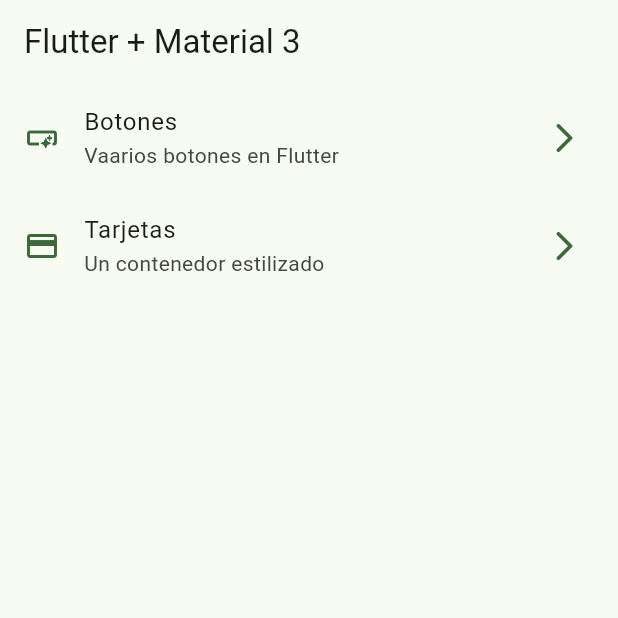
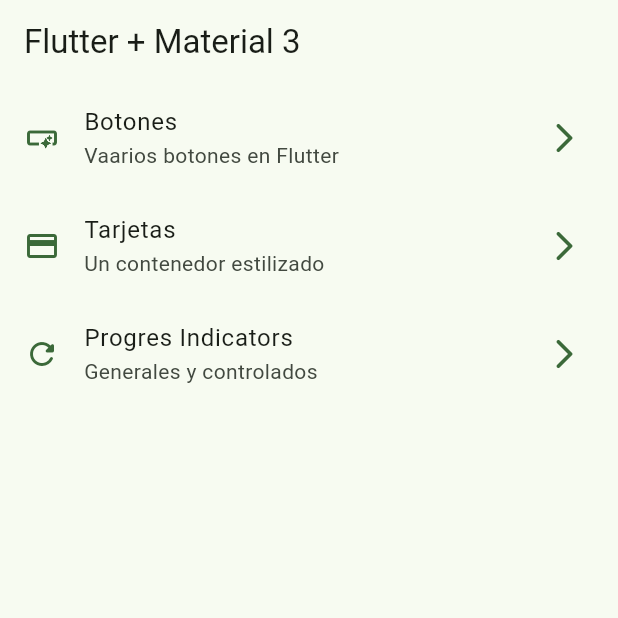
Before and after one commit to yorth21/flutter_widgets_app, a Flutter app: the screen it shows after launch, on a phone screen of 412 x 824 dp, the top half of it. Run offline on Flutter 3.47's test engine with Material 3 defaults, Android fonts, the phone set to English and light mode, and no system bars; our stand-ins replace go_router.

Commit message:
feat: progress indicator finish

```diff
--- a/lib/config/menu/menu_items.dart
+++ b/lib/config/menu/menu_items.dart
@@ -24,4 +24,9 @@ const appMenuItems = <MenuItem>[
       subTitle: 'Un contenedor estilizado',
       link: '/cards',
       icon: Icons.credit_card),
+  MenuItem(
+      title: 'Progres Indicators',
+      subTitle: 'Generales y controlados',
+      link: '/progress',
+      icon: Icons.refresh_rounded)
 ];
--- a/lib/config/router/app_router.dart
+++ b/lib/config/router/app_router.dart
@@ -19,5 +19,10 @@ final appRouter = GoRouter(
       name: CardsScreen.name,
       builder: (context, state) => const CardsScreen(),
     ),
+    GoRoute(
+      path: '/progress',
+      name: ProgressScreen.name,
+      builder: (context, state) => const ProgressScreen(),
+    ),
   ],
 );
```
Also changed, not shown: lib/presentation/screens/progress/progress_screen.dart (+76 -1 lines).
